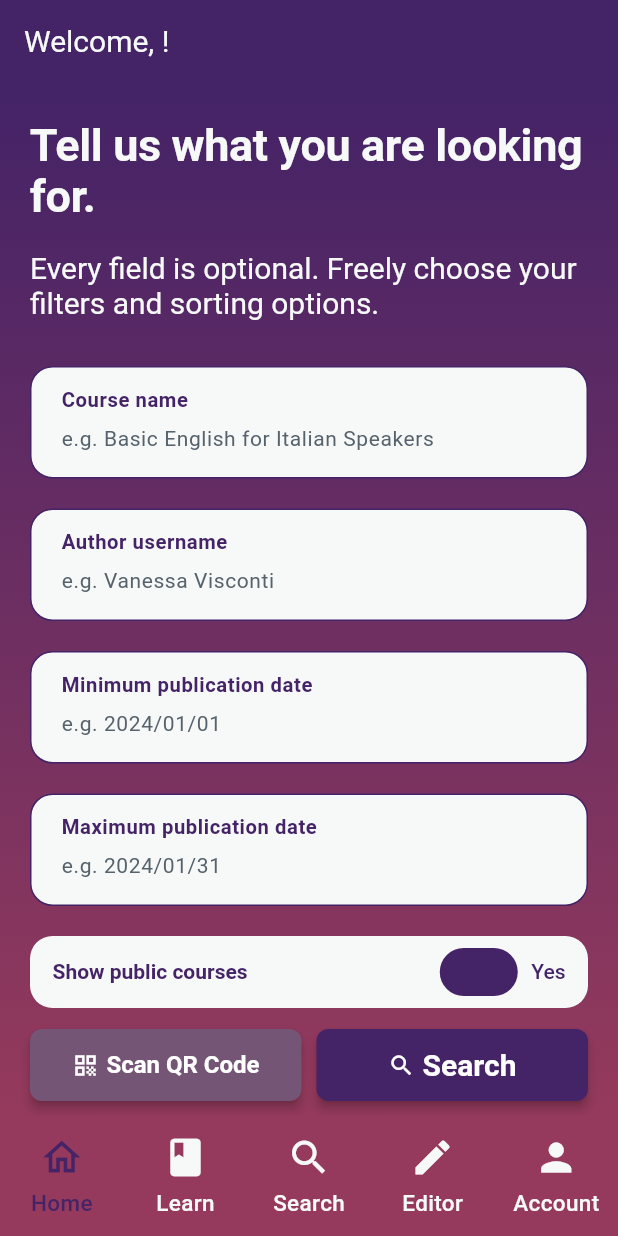
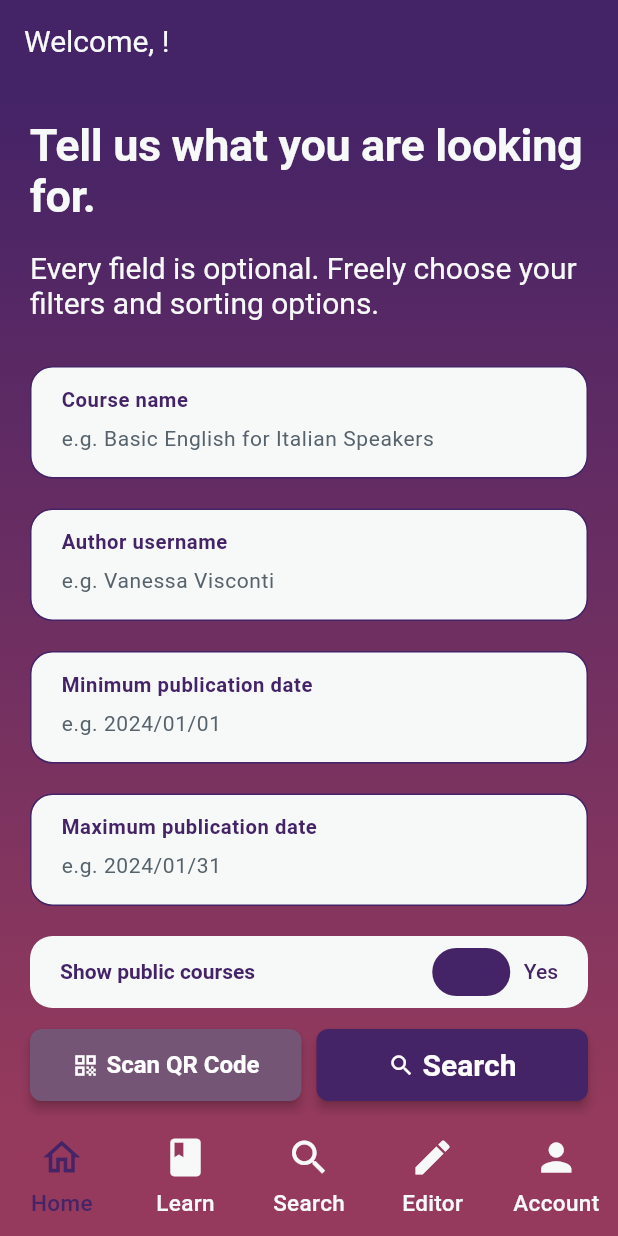
Before and after one commit to LudoTassini/DIMA-project, a Flutter app: the MainPage screen opened directly, swiped to page 3, on a phone screen of 412 x 824 dp. Run offline on Flutter 3.47's test engine with Material 3 defaults, Android fonts, the phone set to English and light mode, and no system bars; our stand-ins replace cloud_firestore, firebase_auth, firebase_core, loader_overlay, loading_animation_widget, shared_preferences; accounts and stored records are empty; generated files the repository leaves out were written again; Roboto replaces fonts that are missing (Readex Pro).

Commit message:
small fix

```diff
--- a/lib/pages/main/search_page.dart
+++ b/lib/pages/main/search_page.dart
@@ -199,7 +199,7 @@ class _SearchPageState extends State<SearchPage> with AutomaticKeepAliveClientMi
                 BloqoSeasaltContainer(
                   padding: const EdgeInsetsDirectional.fromSTEB(20, 20, 20, 0),
                   child: Padding(
-                    padding: const EdgeInsetsDirectional.fromSTEB(15, 0, 15, 0),
+                    padding: const EdgeInsetsDirectional.fromSTEB(20, 0, 20, 0),
                     child: Row(
                       mainAxisSize: MainAxisSize.max,
                       mainAxisAlignment: MainAxisAlignment.spaceBetween,
@@ -227,7 +227,7 @@ class _SearchPageState extends State<SearchPage> with AutomaticKeepAliveClientMi
                 BloqoSeasaltContainer(
                   padding: const EdgeInsetsDirectional.fromSTEB(20, 20, 20, 0),
                   child: Padding(
-                    padding: const EdgeInsetsDirectional.fromSTEB(15, 0, 15, 0),
+                    padding: const EdgeInsetsDirectional.fromSTEB(20, 0, 20, 0),
                     child: Row(
                       mainAxisSize: MainAxisSize.max,
                       mainAxisAlignment: MainAxisAlignment.spaceBetween,
```
